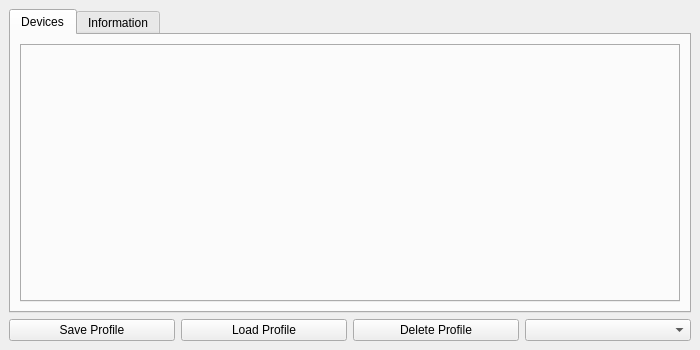
The window that qt/OpenRGBDialog2.ui (CalcProgrammer1/OpenRGB) describes before a commit, drawn with Qt 5.
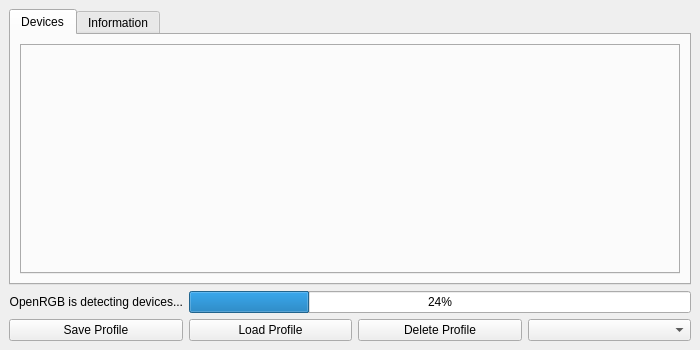
The same window after the commit.

Commit message: Add detection progress bar to the user interface

The edit to the form file:
```diff
--- a/qt/OpenRGBDialog2.ui
+++ b/qt/OpenRGBDialog2.ui
@@ -62,27 +62,44 @@
       </widget>
      </widget>
     </item>
-    <item row="3" column="3">
+    <item row="4" column="2">
+     <widget class="QPushButton" name="ButtonDeleteProfile">
+      <property name="text">
+       <string>Delete Profile</string>
+      </property>
+     </widget>
+    </item>
+    <item row="4" column="3">
      <widget class="QComboBox" name="ProfileBox"/>
     </item>
-    <item row="3" column="1">
+    <item row="4" column="1">
      <widget class="QPushButton" name="ButtonLoadProfile">
       <property name="text">
        <string>Load Profile</string>
       </property>
      </widget>
     </item>
-    <item row="3" column="0">
+    <item row="4" column="0">
      <widget class="QPushButton" name="ButtonSaveProfile">
       <property name="text">
        <string>Save Profile</string>
       </property>
      </widget>
     </item>
-    <item row="3" column="2">
-     <widget class="QPushButton" name="ButtonDeleteProfile">
+    <item row="3" column="0">
+     <widget class="QLabel" name="DetectionProgressLabel">
       <property name="text">
-       <string>Delete Profile</string>
+       <string>OpenRGB is detecting devices...</string>
+      </property>
+      <property name="alignment">
+       <set>Qt::AlignRight|Qt::AlignTrailing|Qt::AlignVCenter</set>
+      </property>
+     </widget>
+    </item>
+    <item row="3" column="1" colspan="3">
+     <widget class="QProgressBar" name="DetectionProgressBar">
+      <property name="value">
+       <number>24</number>
       </property>
      </widget>
     </item>
```
The commit also changes 3 other files.
